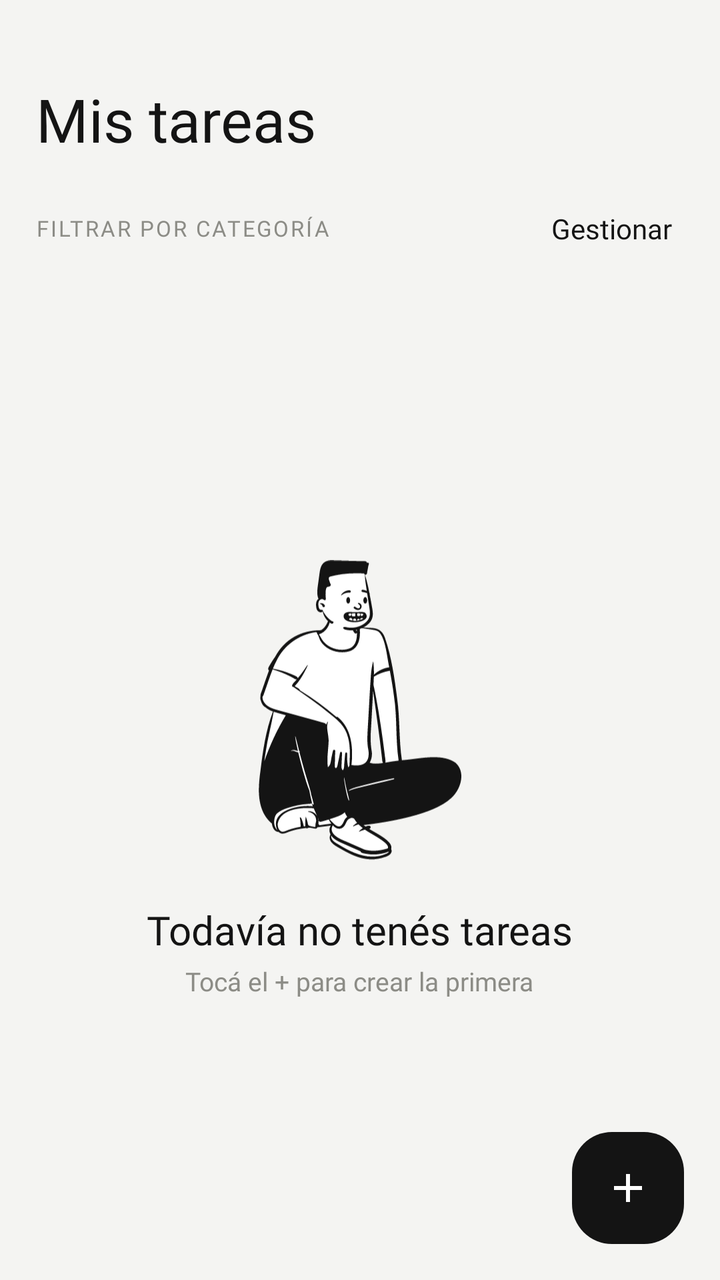
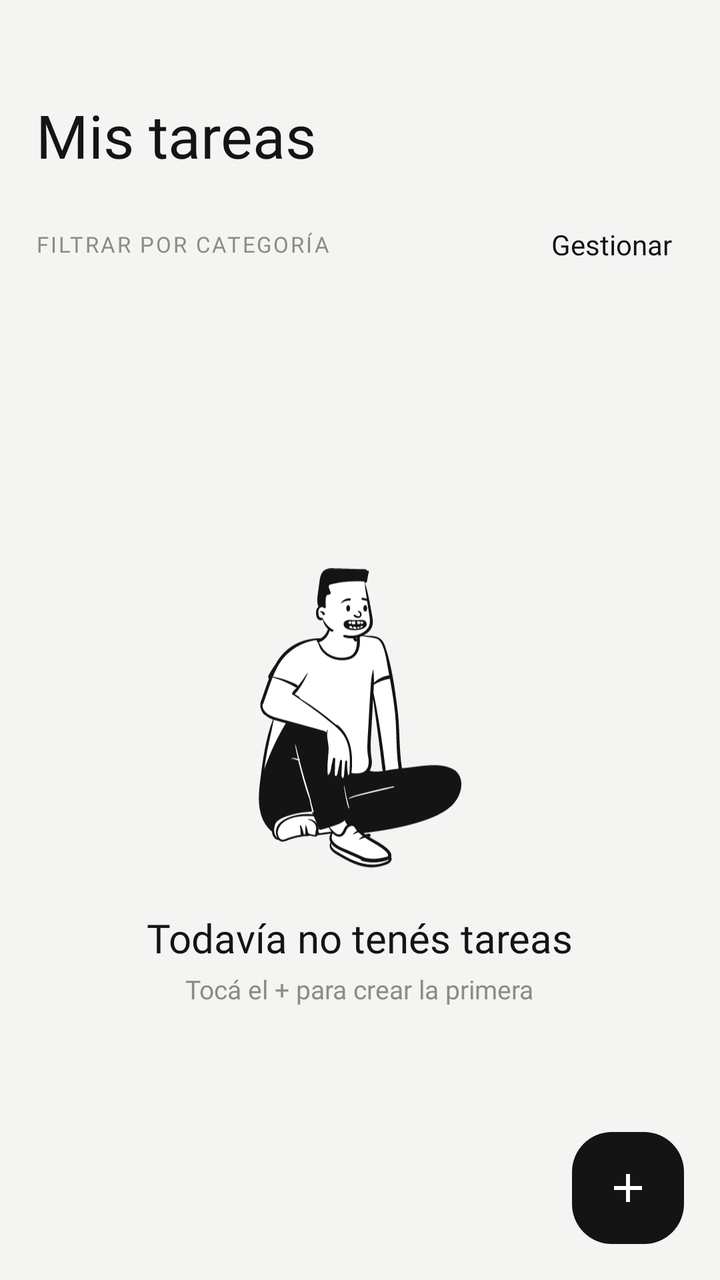

Compare the two renders of this Android layout. The source of the first and the diff that turns it into the second are given below.
<!-- AndroidManifest.xml: application theme Theme.TodoListApp -->
<!-- res/layout/activity_home.xml -->
<?xml version="1.0" encoding="utf-8"?>
<androidx.coordinatorlayout.widget.CoordinatorLayout xmlns:android="http://schemas.android.com/apk/res/android"
    xmlns:app="http://schemas.android.com/apk/res-auto"
    android:layout_width="match_parent"
    android:layout_height="match_parent"
    xmlns:tools="http://schemas.android.com/tools">

    <LinearLayout
        android:layout_width="match_parent"
        android:layout_height="match_parent"
        android:orientation="vertical"
        android:paddingTop="24dp">

        <TextView
            android:id="@+id/tvSaludo"
            style="@style/Texto.Label"
            android:layout_width="wrap_content"
            android:layout_height="wrap_content"
            android:layout_marginStart="@dimen/margen_lateral"
            android:layout_marginEnd="@dimen/margen_lateral" />

        <TextView
            style="@style/Texto.Display"
            android:layout_width="wrap_content"
            android:layout_height="wrap_content"
            android:layout_marginStart="@dimen/margen_lateral"
            android:layout_marginTop="2dp"
            android:layout_marginEnd="@dimen/margen_lateral"
            android:text="@string/home_titulo" />

        <LinearLayout
            android:layout_width="match_parent"
            android:layout_height="wrap_content"
            android:layout_marginStart="@dimen/margen_lateral"
            android:layout_marginTop="20dp"
            android:layout_marginEnd="@dimen/margen_lateral"
            android:gravity="center_vertical"
            android:orientation="horizontal">

            <TextView
                style="@style/Texto.Kicker"
                android:layout_width="0dp"
                android:layout_height="wrap_content"
                android:layout_weight="1"
                android:text="@string/home_filtrar" />

            <TextView
                android:id="@+id/tvGestionar"
                style="@style/Texto.Body"
                android:layout_width="wrap_content"
                android:layout_height="wrap_content"
                android:padding="6dp"
                android:text="@string/home_gestionar"
                android:textSize="14sp" />
        </LinearLayout>

        <androidx.recyclerview.widget.RecyclerView
            android:id="@+id/rvChips"
            android:layout_width="match_parent"
            android:layout_height="wrap_content"
            android:layout_marginTop="10dp"
            android:clipToPadding="false"
            android:orientation="horizontal"
            android:paddingStart="@dimen/margen_lateral"
            android:paddingEnd="@dimen/margen_lateral"
            android:layoutAnimation="@anim/layout_entrada_lista"
            app:layoutManager="androidx.recyclerview.widget.LinearLayoutManager" />

        <FrameLayout
            android:layout_width="match_parent"
            android:layout_height="0dp"
            android:layout_weight="1">

            <androidx.recyclerview.widget.RecyclerView
                android:id="@+id/rvTareas"
                android:layout_width="match_parent"
                android:layout_height="match_parent"
                android:clipToPadding="false"
                android:paddingStart="@dimen/margen_lateral"
                android:paddingTop="16dp"
                android:paddingEnd="@dimen/margen_lateral"
                android:paddingBottom="88dp"
                app:layoutManager="androidx.recyclerview.widget.LinearLayoutManager" />

            <LinearLayout
                android:id="@+id/contenedorVacio"
                android:layout_width="match_parent"
                android:layout_height="wrap_content"
                android:layout_gravity="center"
                android:gravity="center_horizontal"
                android:orientation="vertical"
                android:paddingStart="@dimen/margen_lateral"
                android:paddingEnd="@dimen/margen_lateral"
                tools:visibility="visible">

                <ImageView
                    android:layout_width="wrap_content"
                    android:layout_height="150dp"
                    android:adjustViewBounds="true"
                    android:contentDescription="@null"
                    android:src="@drawable/ic_ilustracion_vacio" />

                <TextView
                    style="@style/Texto.Title"
                    android:layout_width="wrap_content"
                    android:layout_height="wrap_content"
                    android:layout_marginTop="24dp"
                    android:text="@string/home_vacio" />

                <TextView
                    style="@style/Texto.Label"
                    android:layout_width="wrap_content"
                    android:layout_height="wrap_content"
                    android:layout_marginTop="4dp"
                    android:text="@string/home_vacio_sub" />

            </LinearLayout>
        </FrameLayout>

    </LinearLayout>

    <com.google.android.material.floatingactionbutton.FloatingActionButton
        android:id="@+id/fabNueva"
        android:layout_width="@dimen/tam_fab"
        android:layout_height="@dimen/tam_fab"
        android:layout_gravity="bottom|end"
        android:layout_margin="@dimen/margen_lateral"
        android:contentDescription="@string/home_nueva"
        android:src="@drawable/ic_add"
        app:backgroundTint="@color/ink"
        app:elevation="0dp"
        app:maxImageSize="24dp"
        app:tint="@color/on_ink"
        app:shapeAppearanceOverlay="@style/Forma.Fab"/>

</androidx.coordinatorlayout.widget.CoordinatorLayout>
<!-- resources referenced by this layout -->
<resources>
  <color name="ink">#141414</color>
  <color name="on_ink">#FFFFFF</color>
  <dimen name="margen_lateral">18dp</dimen>
  <dimen name="tam_fab">56dp</dimen>
  <!-- drawable ic_add (drawable) -->
  <vector xmlns:android="http://schemas.android.com/apk/res/android" android:height="24dp" android:tint="#FFFFFF" android:viewportHeight="24" android:viewportWidth="24" android:width="24dp">
        
      <path android:fillColor="@android:color/white" android:pathData="M19,13h-6v6h-2v-6H5v-2h6V5h2v6h6v2z"/>
      
  </vector>
  <!-- drawable ic_ilustracion_vacio: vector/xml drawable (drawable, 22123 chars, omitted) -->
  <string name="home_filtrar">Filtrar por categoría</string>
  <string name="home_gestionar">Gestionar</string>
  <string name="home_nueva">Nueva tarea</string>
  <string name="home_titulo">Mis tareas</string>
  <string name="home_vacio">Todavía no tenés tareas</string>
  <string name="home_vacio_sub">Tocá el + para crear la primera</string>
  <style name="Forma.Fab" parent="">
          <item name="cornerFamily">rounded</item>
          <item name="cornerSize">20dp</item>
      </style>
  <style name="Texto.Body">
          <item name="android:fontFamily">@font/inter_regular</item>
          <item name="android:textSize">16sp</item>
          <item name="android:textColor">@color/ink</item>
      </style>
  <style name="Texto.Display">
          <item name="android:fontFamily">@font/space_grotesk_medium</item>
          <item name="android:textSize">30sp</item>
          <item name="android:textColor">@color/ink</item>
          <item name="android:lineSpacingMultiplier">1.15</item>
          <item name="android:includeFontPadding">false</item>
      </style>
  <style name="Texto.Kicker">
          <item name="android:fontFamily">@font/inter_medium</item>
          <item name="android:textSize">11sp</item>
          <item name="android:textColor">@color/muted</item>
          <item name="android:letterSpacing">0.09</item>
          <item name="android:textAllCaps">true</item>
      </style>
  <style name="Texto.Label">
          <item name="android:fontFamily">@font/inter_regular</item>
          <item name="android:textSize">13sp</item>
          <item name="android:textColor">@color/muted</item>
      </style>
  <style name="Texto.Title">
          <item name="android:fontFamily">@font/space_grotesk_medium</item>
          <item name="android:textSize">20sp</item>
          <item name="android:textColor">@color/ink</item>
          <item name="android:includeFontPadding">false</item>
      </style>
  <style name="Theme.TodoListApp" parent="Theme.Material3.Light.NoActionBar">
          <item name="colorPrimary">@color/ink</item>
          <item name="colorOnPrimary">@color/on_ink</item>
          <item name="colorSurface">@color/surface</item>
          <item name="android:colorBackground">@color/bg</item>
          <item name="android:windowBackground">@color/bg</item>
          <item name="android:statusBarColor">@color/bg</item>
          <item name="android:windowLightStatusBar" tools:targetApi="m">true</item>
          <item name="android:textColorHint">@color/muted</item>
      </style>
  <color name="muted">#8C8C86</color>
  <color name="surface">#FFFFFF</color>
  <color name="bg">#F4F4F2</color>
</resources>

<!-- the commit's change to res/layout/activity_home.xml (unified diff, before → after) -->
@@ -9,7 +9,7 @@
         android:layout_width="match_parent"
         android:layout_height="match_parent"
         android:orientation="vertical"
-        android:paddingTop="24dp">
+        android:paddingTop="@dimen/padding_top_pantalla">
 
         <TextView
             android:id="@+id/tvSaludo"
<!-- resource entries referenced after the edit -->
@@ -3,6 +3,7 @@
   <color name="ink">#141414</color>
   <color name="on_ink">#FFFFFF</color>
   <dimen name="margen_lateral">18dp</dimen>
+  <dimen name="padding_top_pantalla">32dp</dimen>
   <dimen name="tam_fab">56dp</dimen>
   <!-- drawable ic_add (drawable) -->
   <vector xmlns:android="http://schemas.android.com/apk/res/android" android:height="24dp" android:tint="#FFFFFF" android:viewportHeight="24" android:viewportWidth="24" android:width="24dp">
